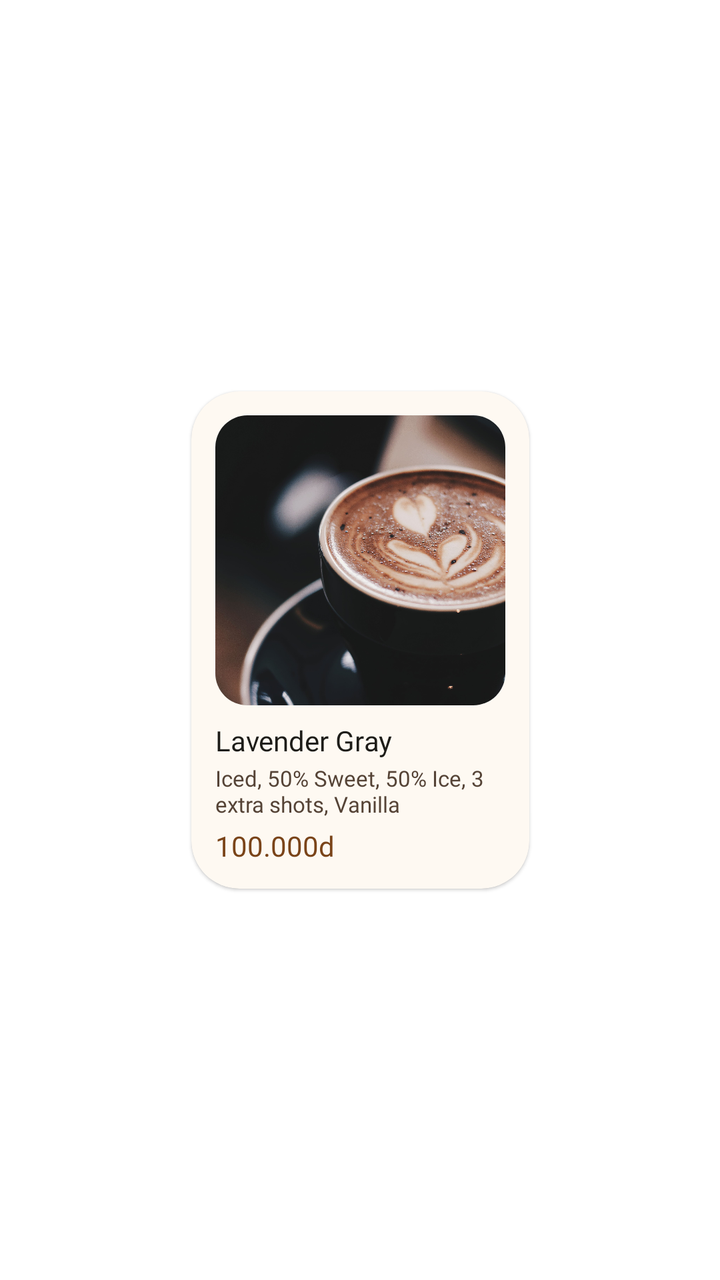
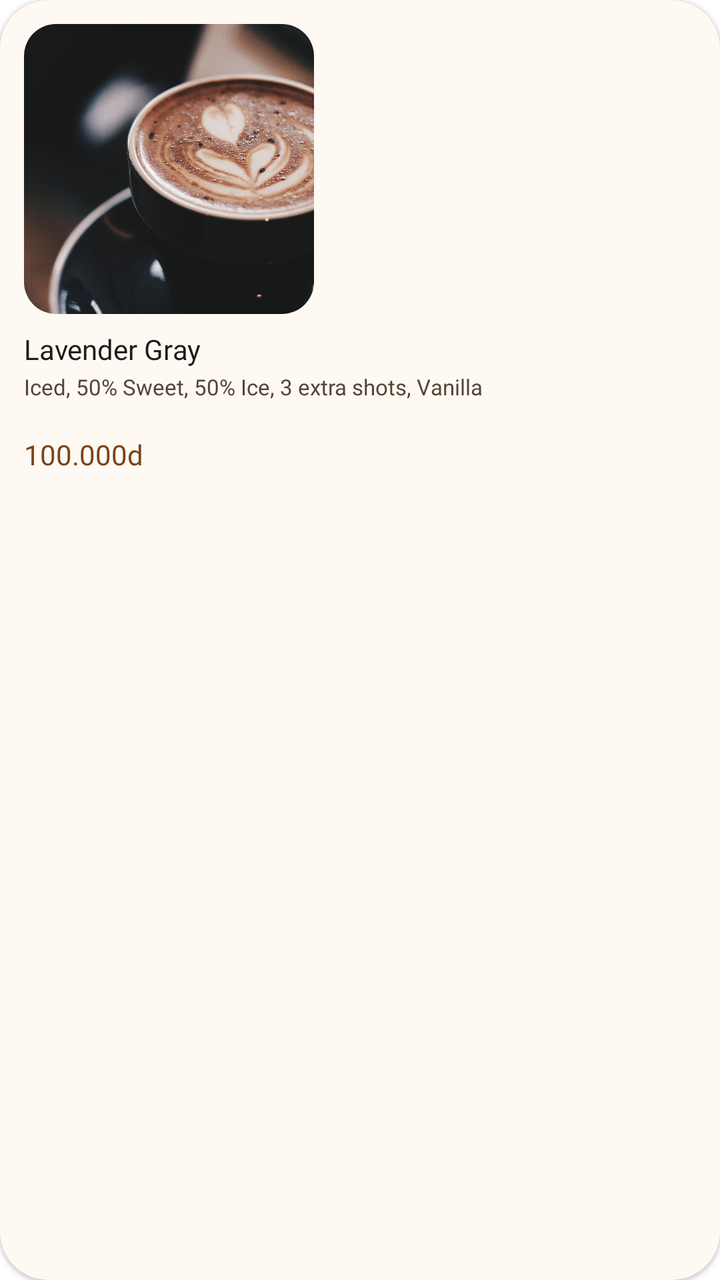

Two renders of the same Android screen: before a commit and after it. Below are the layout's source before the change and the commit's diff.
<!-- AndroidManifest.xml: application theme Theme.PersonalMidterm -->
<!-- res/layout/item_recipe.xml -->
<?xml version="1.0" encoding="utf-8"?>
<androidx.constraintlayout.widget.ConstraintLayout xmlns:android="http://schemas.android.com/apk/res/android"
    xmlns:app="http://schemas.android.com/apk/res-auto"
    android:layout_width="match_parent"
    android:layout_height="wrap_content"

    >
    <com.google.android.material.card.MaterialCardView
        android:layout_width="wrap_content"
        android:layout_height="wrap_content"
        app:cardCornerRadius="24dp"
        android:backgroundTint="@color/card_cream"
        android:layout_marginTop="8dp"
        android:layout_marginBottom="8dp"
        app:layout_constraintEnd_toEndOf="parent"
        app:layout_constraintStart_toStartOf="parent"
        app:layout_constraintTop_toTopOf="parent"
        app:layout_constraintBottom_toBottomOf="parent">

        <androidx.constraintlayout.widget.ConstraintLayout
            android:layout_width="match_parent"
            android:layout_height="wrap_content"
            android:padding="12dp"
            >
            <com.google.android.material.card.MaterialCardView
                android:id="@+id/recipe_photo"
                android:layout_width="wrap_content"
                android:layout_height="wrap_content"
                app:cardCornerRadius="16dp"
                app:cardElevation="0dp"
                app:layout_constraintHeight_max="145dp"
                app:layout_constraintWidth_max="145dp"
                app:layout_constraintDimensionRatio="1:1"
                app:layout_constraintStart_toStartOf="parent"
                app:layout_constraintTop_toTopOf="parent">
                    <ImageView
                    android:id="@+id/hero_image"
                    android:layout_width="match_parent"
                    android:layout_height="match_parent"
                    android:scaleType="centerCrop"
                    android:src="@drawable/drinks_dark_espresso" />
            </com.google.android.material.card.MaterialCardView>
            <TextView
                android:id="@+id/recipe_name"
                android:layout_width="match_parent"
                android:layout_height="wrap_content"
                app:layout_constraintStart_toStartOf="parent"
                app:layout_constraintTop_toBottomOf="@id/recipe_photo"
                android:text="Lavender Gray"
                android:textColor="@color/text_primary"
                android:fontFamily="@font/manrope_bold"
                android:textSize="14sp"
                android:layout_marginTop="8dp"/>
            <TextView
                android:id="@+id/recipe_details"
                android:layout_width="match_parent"
                android:maxWidth="145dp"
                android:layout_height="wrap_content"
                app:layout_constraintStart_toStartOf="@id/recipe_name"
                app:layout_constraintTop_toBottomOf="@id/recipe_name"
                android:textColor="@color/text_secondary"
                android:textSize="11sp"
                android:text="Iced, 50% Sweet, 50% Ice, 3 extra shots, Vanilla"
                android:ellipsize="end"
                android:lines="2"
                android:fontFamily="@font/manrope_medium"
                android:layout_marginTop="2dp"/>
            <TextView
                android:id="@+id/recipe_price"
                android:layout_width="wrap_content"
                android:layout_height="wrap_content"
                app:layout_constraintStart_toStartOf="@id/recipe_name"
                app:layout_constraintTop_toBottomOf="@id/recipe_details"
                android:textColor="@color/theme_brown"
                android:text="100.000d"
                android:textSize="14sp"
                android:fontFamily="@font/manrope_bold"
                android:layout_marginTop="4dp"/>
        </androidx.constraintlayout.widget.ConstraintLayout>
    </com.google.android.material.card.MaterialCardView>
</androidx.constraintlayout.widget.ConstraintLayout>
<!-- resources referenced by this layout -->
<resources>
  <color name="card_cream">#FEF9F2</color>
  <color name="text_primary">#1D1C18</color>
  <color name="text_secondary">#554336</color>
  <color name="theme_brown">#7A4419</color>
  <!-- drawable drinks_dark_espresso: jpg bitmap (drawable, 686583 bytes) -->
  <style name="Theme.PersonalMidterm" parent="Theme.MaterialComponents.DayNight.NoActionBar">
          <item name="android:textColorPrimary">@color/text_primary</item>
          <item name="android:textColorSecondary">@color/text_primary</item>
          
          <item name="android:statusBarColor">?attr/colorPrimaryVariant</item>
          
      </style>
</resources>

<!-- the commit's change to res/layout/item_recipe.xml (unified diff, before → after) -->
@@ -1,81 +1,78 @@
 <?xml version="1.0" encoding="utf-8"?>
-<androidx.constraintlayout.widget.ConstraintLayout xmlns:android="http://schemas.android.com/apk/res/android"
+<com.google.android.material.card.MaterialCardView xmlns:android="http://schemas.android.com/apk/res/android"
     xmlns:app="http://schemas.android.com/apk/res-auto"
-    android:layout_width="match_parent"
+    android:id="@+id/recipe_card"
+    android:layout_width="wrap_content"
     android:layout_height="wrap_content"
+    app:cardCornerRadius="24dp"
+    android:backgroundTint="@color/card_cream"
+    android:layout_margin="8dp"
+    android:clickable="true"
+    android:focusable="true"
+    android:foreground="?attr/selectableItemBackground">
 
-    >
-    <com.google.android.material.card.MaterialCardView
-        android:layout_width="wrap_content"
+    <androidx.constraintlayout.widget.ConstraintLayout
+        android:layout_width="match_parent"
         android:layout_height="wrap_content"
-        app:cardCornerRadius="24dp"
-        android:backgroundTint="@color/card_cream"
-        android:layout_marginTop="8dp"
-        android:layout_marginBottom="8dp"
-        app:layout_constraintEnd_toEndOf="parent"
-        app:layout_constraintStart_toStartOf="parent"
-        app:layout_constraintTop_toTopOf="parent"
-        app:layout_constraintBottom_toBottomOf="parent">
+        android:padding="12dp">
 
-        <androidx.constraintlayout.widget.ConstraintLayout
+        <com.google.android.material.card.MaterialCardView
+            android:id="@+id/recipe_photo"
+            android:layout_width="wrap_content"
+            android:layout_height="wrap_content"
+            app:cardCornerRadius="16dp"
+            app:cardElevation="0dp"
+            app:layout_constraintHeight_max="145dp"
+            app:layout_constraintWidth_max="145dp"
+            app:layout_constraintDimensionRatio="1:1"
+            app:layout_constraintStart_toStartOf="parent"
+            app:layout_constraintTop_toTopOf="parent">
+
+            <ImageView
+                android:id="@+id/hero_image"
+                android:layout_width="match_parent"
+                android:layout_height="match_parent"
+                android:scaleType="centerCrop"
+                android:src="@drawable/drinks_dark_espresso" />
+        </com.google.android.material.card.MaterialCardView>
+
+        <TextView
+            android:id="@+id/recipe_name"
             android:layout_width="match_parent"
             android:layout_height="wrap_content"
-            android:padding="12dp"
-            >
-            <com.google.android.material.card.MaterialCardView
-                android:id="@+id/recipe_photo"
-                android:layout_width="wrap_content"
-                android:layout_height="wrap_content"
-                app:cardCornerRadius="16dp"
-                app:cardElevation="0dp"
-                app:layout_constraintHeight_max="145dp"
-                app:layout_constraintWidth_max="145dp"
-                app:layout_constraintDimensionRatio="1:1"
-                app:layout_constraintStart_toStartOf="parent"
-                app:layout_constraintTop_toTopOf="parent">
-                    <ImageView
-                    android:id="@+id/hero_image"
-                    android:layout_width="match_parent"
-                    android:layout_height="match_parent"
-                    android:scaleType="centerCrop"
-                    android:src="@drawable/drinks_dark_espresso" />
-            </com.google.android.material.card.MaterialCardView>
-            <TextView
-                android:id="@+id/recipe_name"
-                android:layout_width="match_parent"
-                android:layout_height="wrap_content"
-                app:layout_constraintStart_toStartOf="parent"
-                app:layout_constraintTop_toBottomOf="@id/recipe_photo"
-                android:text="Lavender Gray"
-                android:textColor="@color/text_primary"
-                android:fontFamily="@font/manrope_bold"
-                android:textSize="14sp"
-                android:layout_marginTop="8dp"/>
-            <TextView
-                android:id="@+id/recipe_details"
-                android:layout_width="match_parent"
-                android:maxWidth="145dp"
-                android:layout_height="wrap_content"
-                app:layout_constraintStart_toStartOf="@id/recipe_name"
-                app:layout_constraintTop_toBottomOf="@id/recipe_name"
-                android:textColor="@color/text_secondary"
-                android:textSize="11sp"
-                android:text="Iced, 50% Sweet, 50% Ice, 3 extra shots, Vanilla"
-                android:ellipsize="end"
-                android:lines="2"
-                android:fontFamily="@font/manrope_medium"
-                android:layout_marginTop="2dp"/>
-            <TextView
-                android:id="@+id/recipe_price"
-                android:layout_width="wrap_content"
-                android:layout_height="wrap_content"
-                app:layout_constraintStart_toStartOf="@id/recipe_name"
-                app:layout_constraintTop_toBottomOf="@id/recipe_details"
-                android:textColor="@color/theme_brown"
-                android:text="100.000d"
-                android:textSize="14sp"
-                android:fontFamily="@font/manrope_bold"
-                android:layout_marginTop="4dp"/>
-        </androidx.constraintlayout.widget.ConstraintLayout>
-    </com.google.android.material.card.MaterialCardView>
-</androidx.constraintlayout.widget.ConstraintLayout>
+            android:layout_marginTop="8dp"
+            android:fontFamily="@font/manrope_bold"
+            android:text="Lavender Gray"
+            android:textColor="@color/text_primary"
+            android:textSize="14sp"
+            app:layout_constraintStart_toStartOf="parent"
+            app:layout_constraintTop_toBottomOf="@id/recipe_photo" />
+
+        <TextView
+            android:id="@+id/recipe_details"
+            android:layout_width="match_parent"
+            android:layout_height="wrap_content"
+            android:layout_marginTop="2dp"
+            android:maxWidth="145dp"
+            android:ellipsize="end"
+            android:fontFamily="@font/manrope_medium"
+            android:lines="2"
+            android:text="Iced, 50% Sweet, 50% Ice, 3 extra shots, Vanilla"
+            android:textColor="@color/text_secondary"
+            android:textSize="11sp"
+            app:layout_constraintStart_toStartOf="@id/recipe_name"
+            app:layout_constraintTop_toBottomOf="@id/recipe_name" />
+
+        <TextView
+            android:id="@+id/recipe_price"
+            android:layout_width="wrap_content"
+            android:layout_height="wrap_content"
+            android:layout_marginTop="4dp"
+            android:fontFamily="@font/manrope_bold"
+            android:text="100.000d"
+            android:textColor="@color/theme_brown"
+            android:textSize="14sp"
+            app:layout_constraintStart_toStartOf="@id/recipe_name"
+            app:layout_constraintTop_toBottomOf="@id/recipe_details" />
+    </androidx.constraintlayout.widget.ConstraintLayout>
+</com.google.android.material.card.MaterialCardView>
